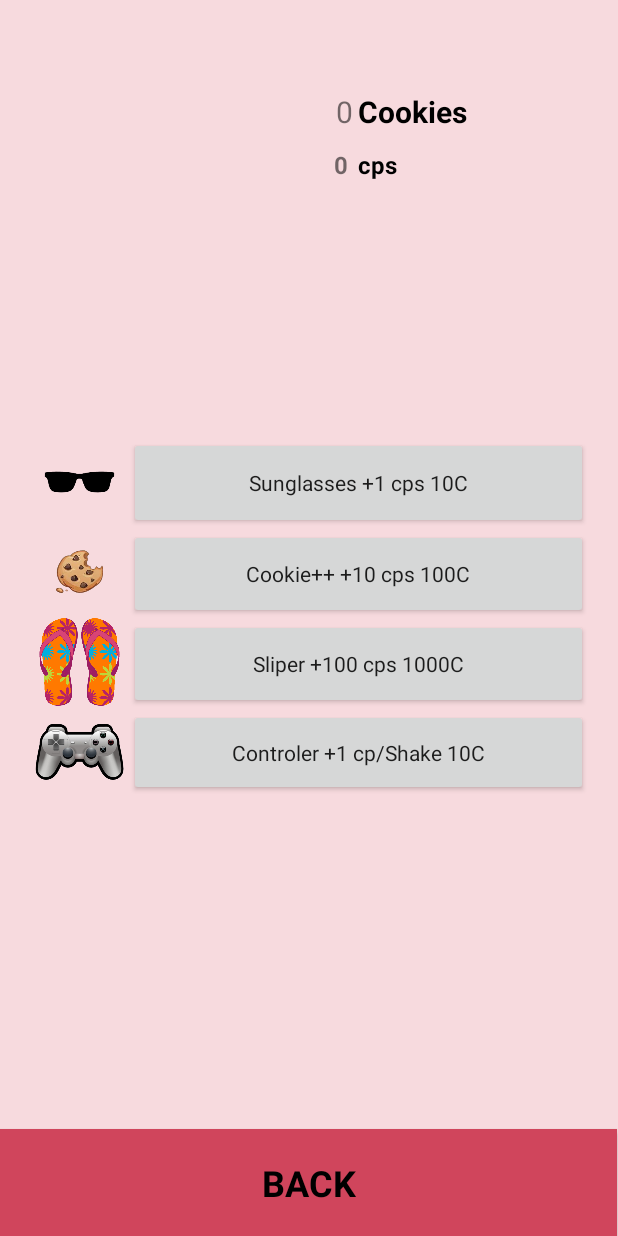
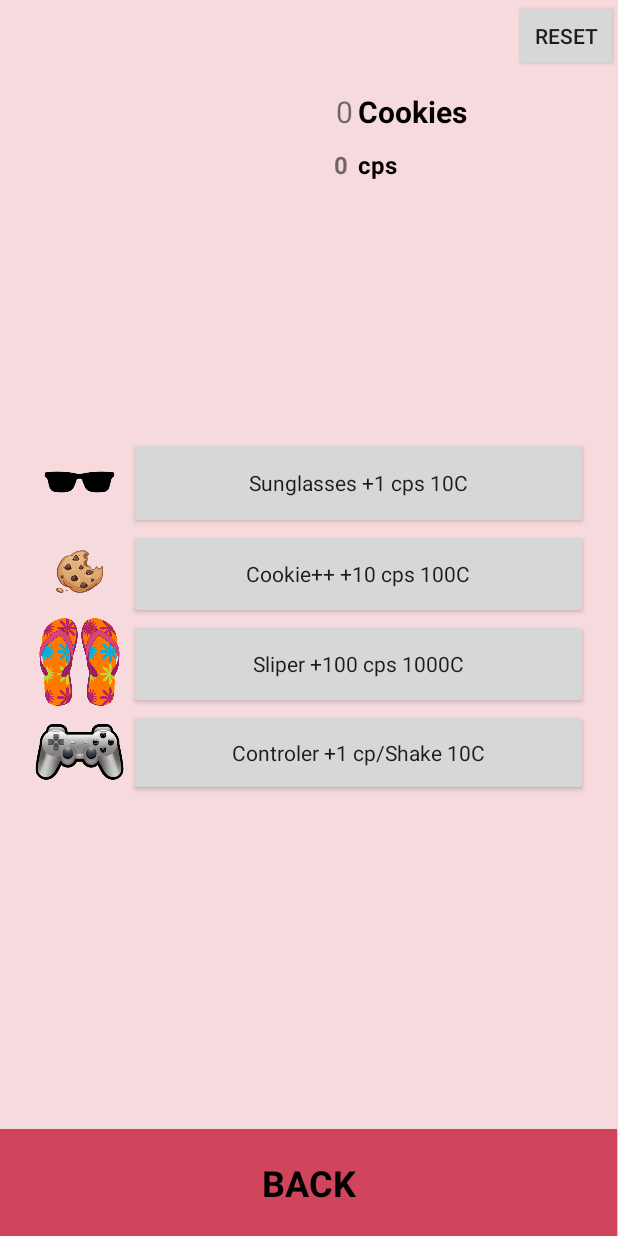
Before and after one commit to Nukufel/CookieShaker, an Android app: the screen it shows after launch (ShopActivity), after a tap on "SHOP", on a phone screen of 412 x 824 dp. Run offline under Robolectric (Android 15) with nearby library versions, the phone set to English and light mode, and no system bars; Roboto replaces fonts that are not available here; 1 statement that could not run was skipped.

Commit message:
reset is not realy working

```diff
--- a/app/src/main/java/com/example/cookieshaker/MainActivity.java
+++ b/app/src/main/java/com/example/cookieshaker/MainActivity.java
@@ -102,7 +102,7 @@ public class MainActivity extends AppCompatActivity{
         acceleration = acceleration * 0.9f + delta;
 
         if (acceleration > 1) {
-            cookieCTR = cookieCTR*sharedPref.getInt("controller", 1);
+            cookieCTR = cookieCTR+sharedPref.getInt("controller", 0)+1;
             cookieCTRLabel.setText(String.valueOf(cookieCTR));
             editor.putLong("cookieCTR", cookieCTR);
             editor.apply();
--- a/app/src/main/res/layout/activity_shop.xml
+++ b/app/src/main/res/layout/activity_shop.xml
@@ -191,4 +191,12 @@
         </LinearLayout>
     </LinearLayout>
 
+    <Button
+        android:id="@+id/resetB"
+        android:layout_width="69dp"
+        android:layout_height="48dp"
+        android:text="@string/Reset"
+        app:layout_constraintEnd_toEndOf="parent"
+        app:layout_constraintTop_toTopOf="parent" />
+
 </androidx.constraintlayout.widget.ConstraintLayout>
--- a/app/src/main/res/values/strings.xml
+++ b/app/src/main/res/values/strings.xml
@@ -8,4 +8,5 @@
     <string name="CookieButton">Cookie++ +10 cps 100C</string>
     <string name="SliperButton">Sliper +100 cps 1000C</string>
     <string name="ControllerButton">Controler +1 cp/Shake 10C</string>
+    <string name="Reset">Reset</string>
 </resources>
```
Also changed, not shown: app/src/main/java/com/example/cookieshaker/ShopActivity.java (+32 -9 lines).
